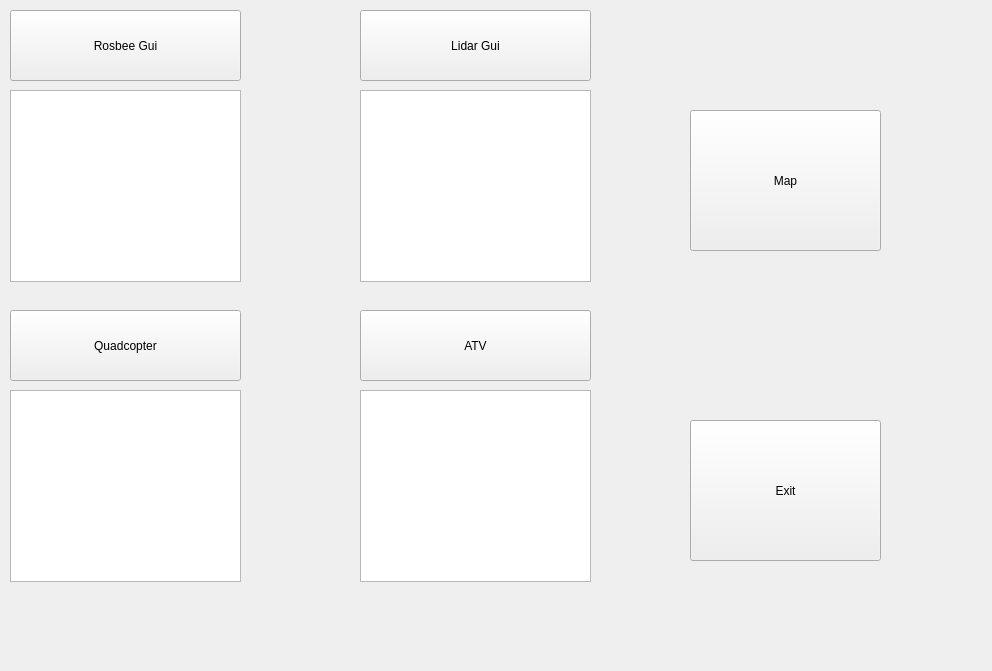
Above: src/gui/mission-gui/mainwindow.ui from madmilla/THO78-Roborescue before the change. Below: the same form after it.
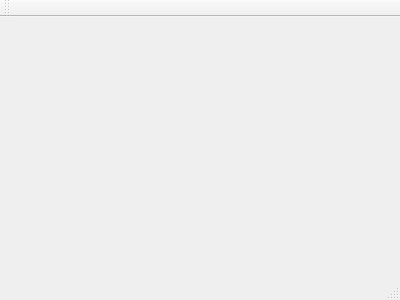
That is the form after the change.

Diff of the .ui file:
```diff
--- a/src/gui/mission-gui/mainwindow.ui
+++ b/src/gui/mission-gui/mainwindow.ui
@@ -1,140 +1,25 @@
 <?xml version="1.0" encoding="UTF-8"?>
 <ui version="4.0">
  <class>MainWindow</class>
- <widget class="QMainWindow" name="MainWindow">
-  <property name="geometry">
+ <widget class="QMainWindow" name="MainWindow" >
+  <property name="geometry" >
    <rect>
     <x>0</x>
     <y>0</y>
-    <width>992</width>
-    <height>671</height>
+    <width>400</width>
+    <height>300</height>
    </rect>
   </property>
   <property name="windowTitle">
    <string>MainWindow</string>
   </property>
-  <widget class="QWidget" name="centralWidget">
-   <widget class="QPushButton" name="QuadButton">
-    <property name="geometry">
-     <rect>
-      <x>10</x>
-      <y>310</y>
-      <width>231</width>
-      <height>71</height>
-     </rect>
-    </property>
-    <property name="text">
-     <string>Quadcopter</string>
-    </property>
-   </widget>
-   <widget class="QPushButton" name="ATVButton">
-    <property name="geometry">
-     <rect>
-      <x>360</x>
-      <y>310</y>
-      <width>231</width>
-      <height>71</height>
-     </rect>
-    </property>
-    <property name="text">
-     <string>ATV</string>
-    </property>
-   </widget>
-   <widget class="QPushButton" name="RosbeeButton">
-    <property name="geometry">
-     <rect>
-      <x>10</x>
-      <y>10</y>
-      <width>231</width>
-      <height>71</height>
-     </rect>
-    </property>
-    <property name="text">
-     <string>Rosbee Gui</string>
-    </property>
-   </widget>
-   <widget class="QPushButton" name="LidarButton">
-    <property name="geometry">
-     <rect>
-      <x>360</x>
-      <y>10</y>
-      <width>231</width>
-      <height>71</height>
-     </rect>
-    </property>
-    <property name="text">
-     <string>Lidar Gui</string>
-    </property>
-   </widget>
-   <widget class="QPushButton" name="MapButton">
-    <property name="geometry">
-     <rect>
-      <x>690</x>
-      <y>110</y>
-      <width>191</width>
-      <height>141</height>
-     </rect>
-    </property>
-    <property name="text">
-     <string>Map</string>
-    </property>
-   </widget>
-   <widget class="QPushButton" name="ExitButton">
-    <property name="geometry">
-     <rect>
-      <x>690</x>
-      <y>420</y>
-      <width>191</width>
-      <height>141</height>
-     </rect>
-    </property>
-    <property name="text">
-     <string>Exit</string>
-    </property>
-   </widget>
-   <widget class="QListView" name="Rosbeelist">
-    <property name="geometry">
-     <rect>
-      <x>10</x>
-      <y>90</y>
-      <width>231</width>
-      <height>192</height>
-     </rect>
-    </property>
-   </widget>
-   <widget class="QListView" name="listView">
-    <property name="geometry">
-     <rect>
-      <x>360</x>
-      <y>90</y>
-      <width>231</width>
-      <height>192</height>
-     </rect>
-    </property>
-   </widget>
-   <widget class="QListView" name="listView_2">
-    <property name="geometry">
-     <rect>
-      <x>10</x>
-      <y>390</y>
-      <width>231</width>
-      <height>192</height>
-     </rect>
-    </property>
-   </widget>
-   <widget class="QListView" name="listView_3">
-    <property name="geometry">
-     <rect>
-      <x>360</x>
-      <y>390</y>
-      <width>231</width>
-      <height>192</height>
-     </rect>
-    </property>
-   </widget>
-  </widget>
+  <widget class="QMenuBar" name="menuBar" />
+  <widget class="QToolBar" name="mainToolBar" />
+  <widget class="QWidget" name="centralWidget" />
+  <widget class="QStatusBar" name="statusBar" />
  </widget>
- <layoutdefault spacing="6" margin="11"/>
+ <layoutDefault spacing="6" margin="11" />
+ <pixmapfunction></pixmapfunction>
  <resources/>
  <connections/>
 </ui>
```
Left out of the diff: 3 changed lines with no effect on the pictures.
